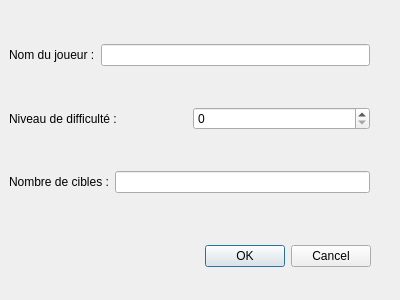
Before: the Qt Designer form TrebuchetApp/TrebuchetApp/initdialogbox.ui in TimotheeTailleur/Projet-BDM-Trebuchet, drawn with Qt 5.
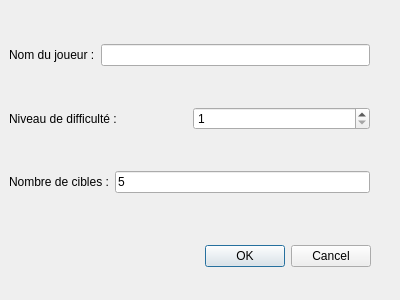
After: the same form once the commit is applied.

What changed in the file:
```diff
--- a/TrebuchetApp/TrebuchetApp/initdialogbox.ui
+++ b/TrebuchetApp/TrebuchetApp/initdialogbox.ui
@@ -64,8 +64,11 @@
       </item>
       <item>
        <widget class="QSpinBox" name="diffLevelSpin">
+        <property name="minimum">
+         <number>1</number>
+        </property>
         <property name="maximum">
-         <number>2</number>
+         <number>3</number>
         </property>
        </widget>
       </item>
@@ -81,7 +84,11 @@
        </widget>
       </item>
       <item>
-       <widget class="QLineEdit" name="targetNumberEdit"/>
+       <widget class="QLineEdit" name="targetNumberEdit">
+        <property name="text">
+         <string>5</string>
+        </property>
+       </widget>
       </item>
      </layout>
     </item>
```
